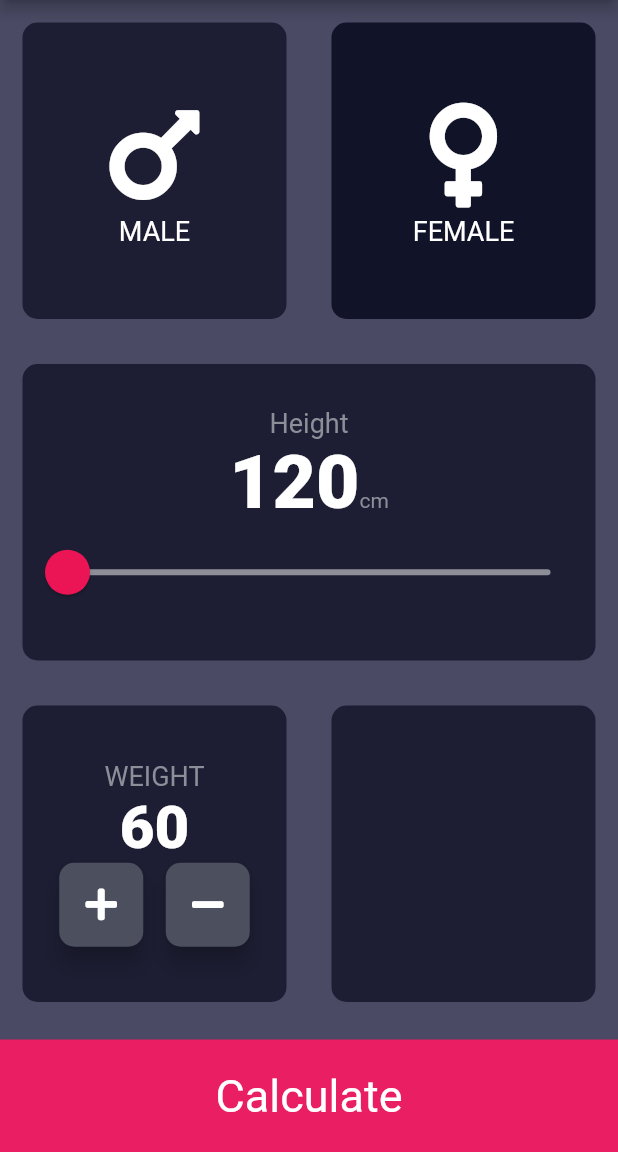
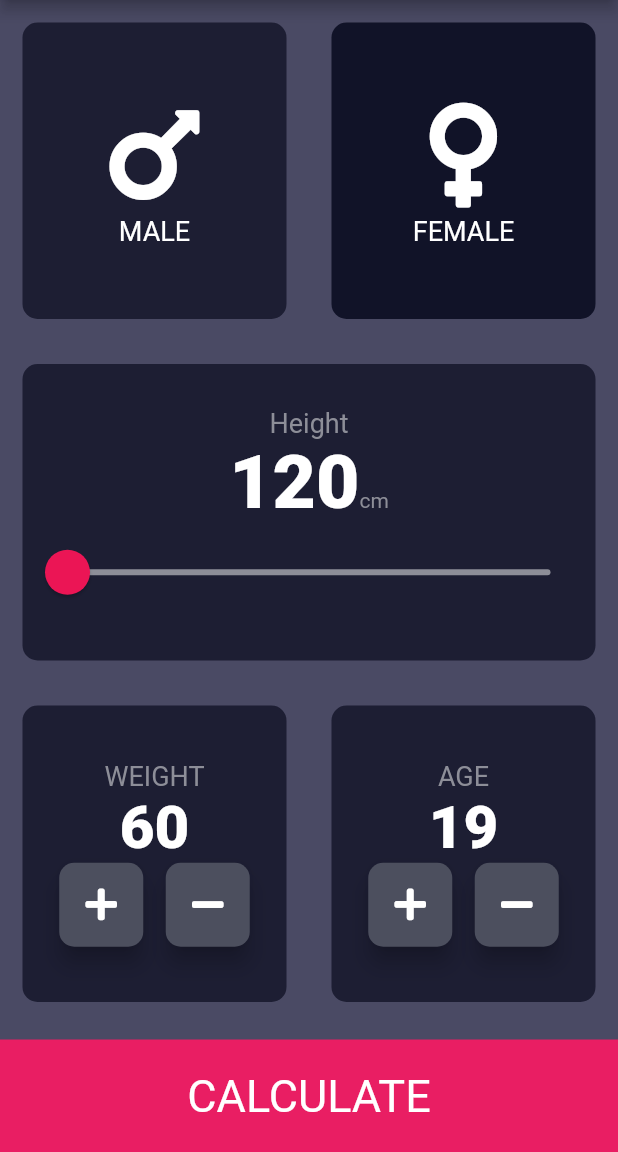
Before and after one commit to Phant0m-a/Bmi-flutter-dev, a Flutter app: the screen it shows after launch, on a phone screen of 412 x 824 dp, the part 84-1236 px from its top. Run offline on Flutter 3.47's test engine with Material 2 defaults, Android fonts, the phone set to English and light mode, and no system bars; our stand-ins replace font_awesome_flutter.

```diff
--- a/lib/input_page.dart
+++ b/lib/input_page.dart
@@ -5,6 +5,8 @@ import 'package:font_awesome_flutter/font_awesome_flutter.dart';
 import 'reuseableCard.dart';
 import 'iconContent.dart';
 import 'constant.dart';
+import 'results_page.dart';
+import 'bmi_brain.dart';
 
 enum Gender { male, female }
 // Example for gender
@@ -25,6 +27,7 @@ class _InputPageState extends State<InputPage> {
 
   int height = 120;
   int weight = 60;
+  int age = 19;
   // Color maleCardColor = activeCardColor;
   // Color femaleCardColor = inactiveCardColor;
   //
@@ -185,11 +188,23 @@ class _InputPageState extends State<InputPage> {
                           crossAxisAlignment: CrossAxisAlignment.center,
                           mainAxisAlignment: MainAxisAlignment.center,
                           children: <Widget>[
-                            RoundIconButton(icon: FontAwesomeIcons.plus),
+                            RoundIconButton(
+                                icon: FontAwesomeIcons.plus,
+                                onPressed: () {
+                                  setState(() {
+                                    weight++;
+                                  });
+                                }),
                             SizedBox(
                               width: 15.0,
                             ),
-                            RoundIconButton(icon: FontAwesomeIcons.minus)
+                            RoundIconButton(
+                                icon: FontAwesomeIcons.minus,
+                                onPressed: () {
+                                  setState(() {
+                                    weight--;
+                                  });
+                                })
                           ],
                         )
                       ],
@@ -198,21 +213,67 @@ class _InputPageState extends State<InputPage> {
                   Expanded(
                       child: ReuseableCard(
                     colour: Color(0xFF1D1E33),
+                    cardChild: Column(
+                      mainAxisAlignment: MainAxisAlignment.center,
+                      children: <Widget>[
+                        Text(
+                          'AGE',
+                          style: TextStyle(
+                              color: Color(0xFF8D8E98), fontSize: 18.0),
+                        ),
+                        Text(
+                          age.toString(),
+                          style: TextStyle(
+                              color: Colors.white,
+                              fontSize: 40.0,
+                              fontWeight: FontWeight.w900),
+                        ),
+                        Row(
+                          crossAxisAlignment: CrossAxisAlignment.center,
+                          mainAxisAlignment: MainAxisAlignment.center,
+                          children: <Widget>[
+                            RoundIconButton(
+                                icon: FontAwesomeIcons.plus,
+                                onPressed: () {
+                                  setState(() {
+                                    age++;
+                                  });
+                                }),
+                            SizedBox(
+                              width: 15.0,
+                            ),
+                            RoundIconButton(
+                                icon: FontAwesomeIcons.minus,
+                                onPressed: () {
+                                  setState(() {
+                                    age--;
+                                  });
+                                })
+                          ],
+                        )
+                      ],
+                    ),
                   ))
                 ],
               ),
             ),
-            Container(
-              color: Colors.pink,
-              child: Center(
-                child: Text('Calculate',
-                    style: TextStyle(
-                      fontSize: 30.0,
-                    )),
+            GestureDetector(
+              child: bottomButton(
+                title: 'CALCULATE',
+                onTap: () {
+                  BmiBrain calc = new BmiBrain(height: height, weight: weight);
+                  Navigator.push(
+                    context,
+                    MaterialPageRoute(
+                      builder: (context) => ResultsPage(
+                        calculateBmi: calc.calculateBmi(),
+                        getTip: calc.getTip(),
+                        getResult: calc.getResult(),
+                      ),
+                    ),
+                  );
+                },
               ),
-              width: double.infinity,
-              padding: EdgeInsets.all(20.0),
-              margin: EdgeInsets.only(top: 10.0),
             )
           ],
         ),
@@ -222,12 +283,13 @@ class _InputPageState extends State<InputPage> {
 }
 
 class RoundIconButton extends StatelessWidget {
-  RoundIconButton({this.icon});
+  RoundIconButton({@required this.icon, @required this.onPressed});
   final IconData icon;
+  final Function onPressed;
   @override
   Widget build(BuildContext context) {
     return RawMaterialButton(
-      onPressed: () {},
+      onPressed: onPressed,
       child: Icon(icon),
       elevation: 6.0,
       constraints: BoxConstraints.tightFor(width: 56.0, height: 56.0),
--- a/lib/reuseableCard.dart
+++ b/lib/reuseableCard.dart
@@ -17,3 +17,28 @@ class ReuseableCard extends StatelessWidget {
             color: colour, borderRadius: BorderRadius.circular(10.0)));
   }
 }
+
+class bottomButton extends StatelessWidget {
+  const bottomButton({@required this.onTap, this.title});
+  final Function onTap;
+  final String title;
+
+  @override
+  Widget build(BuildContext context) {
+    return GestureDetector(
+      onTap: onTap,
+      child: Container(
+        color: Colors.pink,
+        child: Center(
+          child: Text(title,
+              style: TextStyle(
+                fontSize: 30.0,
+              )),
+        ),
+        width: double.infinity,
+        padding: EdgeInsets.all(20.0),
+        margin: EdgeInsets.only(top: 10.0),
+      ),
+    );
+  }
+}
```
Also changed, not shown: lib/bmi_brain.dart (added, +36 -0 lines), lib/results_page.dart (added, +77 -0 lines).
